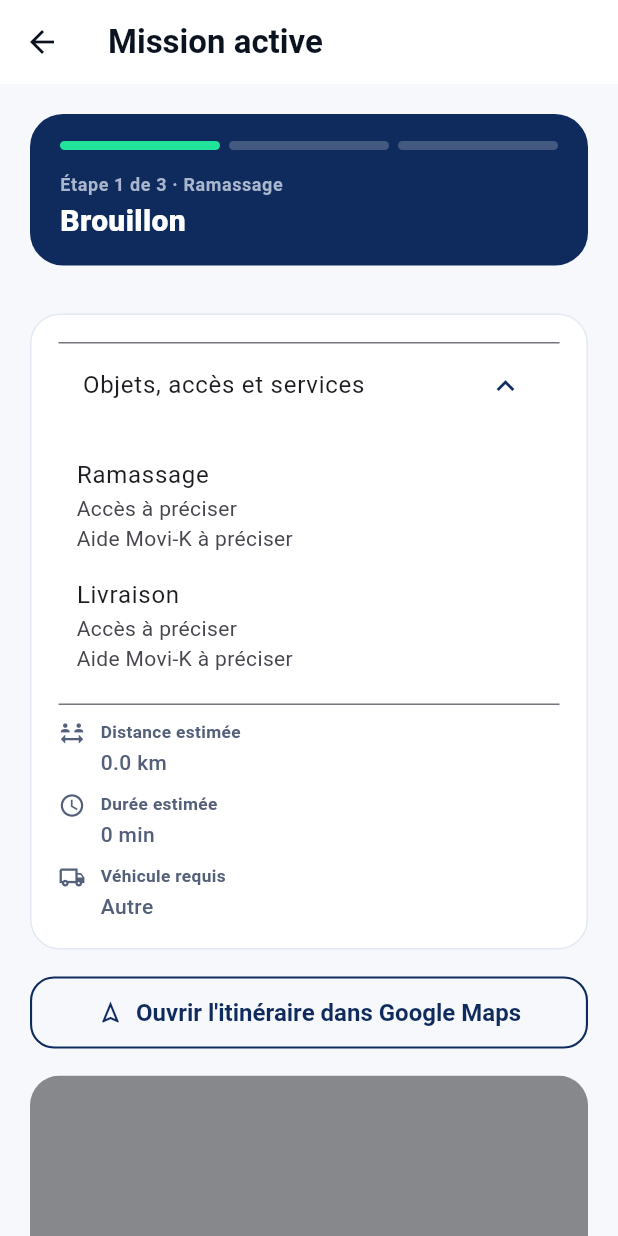
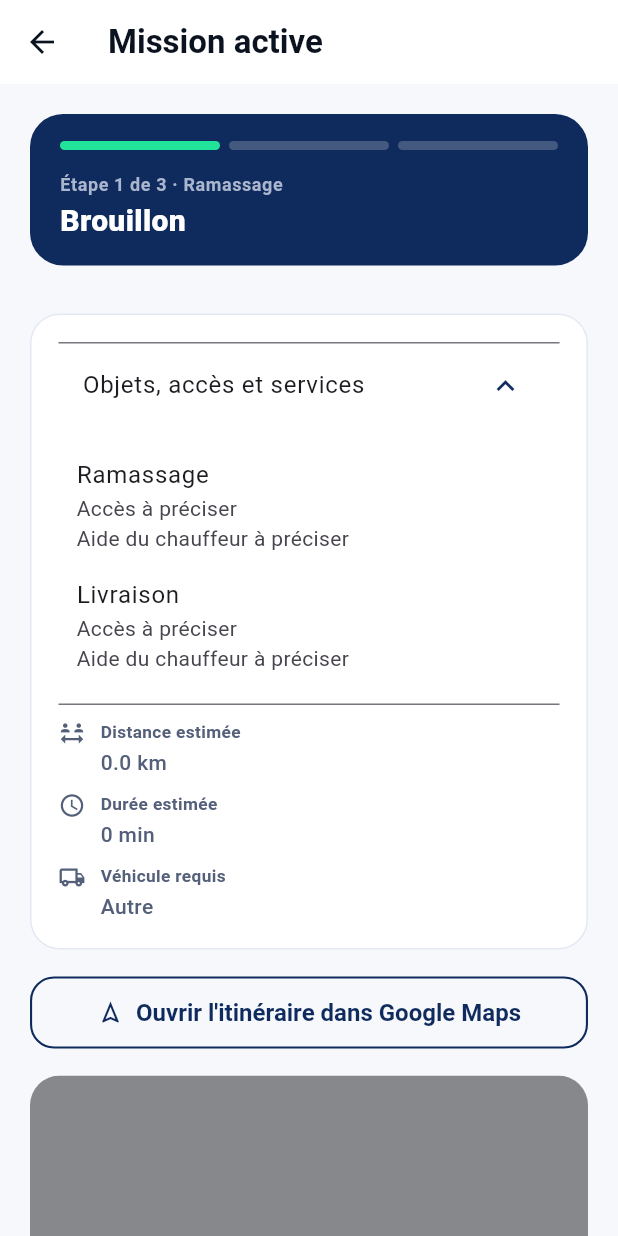
Before and after one commit to Solexiai/mecano-mobile, a Flutter app: the DriverActiveMissionScreen screen opened directly with empty values, on a phone screen of 412 x 824 dp. Run offline on Flutter 3.47's test engine with Material 3 defaults, Android fonts, the phone set to English and light mode, and no system bars; our stand-ins replace cloud_firestore, cloud_functions, firebase_auth, firebase_core, firebase_messaging, firebase_storage and 9 more; missing offline and left inert: dart:js_interop, in_app_update; accounts and stored records are empty.

Commit message:
Réservation : mesures facultatives, prix plus clair, « Doit rester debout » retiré
Suite à la comparaison avec un concurrent (13 nov. 2026), décisions de Daniel :
- Étape 1 (objet sans photo) : les mesures et le poids sont repliés sous
  « Ajouter des détails (facultatif) » ; le panneau s'ouvre seul s'il est déjà rempli.
- « Doit rester debout » retiré partout (formulaire, carte photo, résumé) ;
  les nouveaux objets partent avec upright=false.
- Écran du prix : « Livré à l'intérieur, compris » sous le total quand c'est le cas,
  et compte à rebours « Prix garanti encore X min » au lieu de l'heure avec (UTC-05:00).
- Détail du prix en clair : « Un chauffeur de votre région accepte après votre
  réservation », « Le chauffeur aide à charger / décharger », plus de
  « Aucun équipement spécial ».
- Mention sous le bouton photo raccourcie ; le fournisseur (OpenAI) est nommé
  dans la page de confidentialité.
Aucun changement serveur, aucun changement de prix ni de taxes.

Co-Authored-By: Claude Fable 5.2 <noreply@anthropic.com>
Claude-Session: https://claude.ai/code/session_01BoVHNc7GUG3NC2LRegwnZH

```diff
--- a/lib/widgets/booking_help_text.dart
+++ b/lib/widgets/booking_help_text.dart
@@ -52,8 +52,14 @@ String equipmentLabel(Object? equipment, String locale) {
   return '${_tr(locale, 'Équipement', 'Equipment', 'Equipo')} : ${names.join(', ')}';
 }
 
-/// One line for the summary: "1 personne pour la manutention · Aucun équipement spécial".
-String helpAndEquipmentLine(Map load, String locale) => [
-  handlersLabel(load['handlers'], locale),
-  equipmentLabel(load['equipment'], locale),
-].whereType<String>().join(' · ');
+/// One line for the summary: "1 personne pour la manutention", followed by
+/// " · Équipement : diable, sangles" only when equipment was asked for
+/// (2026-11-13: "Aucun équipement spécial" told the customer nothing).
+String helpAndEquipmentLine(Map load, String locale) {
+  final equipment = load['equipment'];
+  return [
+    handlersLabel(load['handlers'], locale),
+    if (equipment is List && equipment.isNotEmpty)
+      equipmentLabel(equipment, locale),
+  ].whereType<String>().join(' · ');
+}
--- a/lib/widgets/booking_load_summary.dart
+++ b/lib/widgets/booking_load_summary.dart
@@ -126,14 +126,6 @@ class BookingLoadSummary extends StatelessWidget {
                       'Medidas aproximadas indicadas por el cliente',
                     ),
                   ),
-                if (i['upright'] == true)
-                  Text(
-                    tr(
-                      'Transport debout uniquement',
-                      'Upright transport only',
-                      'Transporte vertical únicamente',
-                    ),
-                  ),
                 Wrap(
                   spacing: 8,
                   children: (i['photos'] as List? ?? [])
@@ -166,22 +158,30 @@ class BookingLoadSummary extends StatelessWidget {
                 children: [
                   Text(accessSummary(a, locale)),
                   Text(
+                    // 2026-11-13 : en clair, pour le client comme pour le
+                    // chauffeur (avant : « Avec aide Movi-K »).
                     a['help'] == true
-                        ? tr(
-                            'Avec aide Movi-K',
-                            'With Movi-K help',
-                            'Con ayuda Movi-K',
-                          )
+                        ? (key == 'pickup'
+                              ? tr(
+                                  'Le chauffeur aide à charger',
+                                  'The driver helps load',
+                                  'El conductor ayuda a cargar',
+                                )
+                              : tr(
+                                  'Le chauffeur aide à décharger',
+                                  'The driver helps unload',
+                                  'El conductor ayuda a descargar',
+                                ))
                         : a['help'] == false
                         ? tr(
-                            'Sans aide Movi-K',
-                            'Without Movi-K help',
-                            'Sin ayuda Movi-K',
+                            'Sans aide du chauffeur',
+                            'Without driver help',
+                            'Sin ayuda del conductor',
                           )
                         : tr(
-                            'Aide Movi-K à préciser',
-                            'Movi-K help to specify',
-                            'Ayuda Movi-K por precisar',
+                            'Aide du chauffeur à préciser',
+                            'Driver help to specify',
+                            'Ayuda del conductor por precisar',
                           ),
                   ),
                   if (a['help'] == true)
@@ -230,7 +230,7 @@ class BookingLoadSummary extends StatelessWidget {
             );
           },
         ),
-      if (load['handlers'] != null || load['equipment'] != null)
+      if (helpAndEquipmentLine(load, locale).isNotEmpty)
         Text(helpAndEquipmentLine(load, locale)),
       if (load['timing_mode'] == 'immediate')
         Text(
```
Also changed, not shown: lib/screens/delivery/delivery_request_flow_screen.dart (+82 -36 lines), lib/screens/legal/legal_screen.dart (+12 -0 lines), lib/widgets/photo_booking_item.dart (+1 -17 lines), 6 other files.
